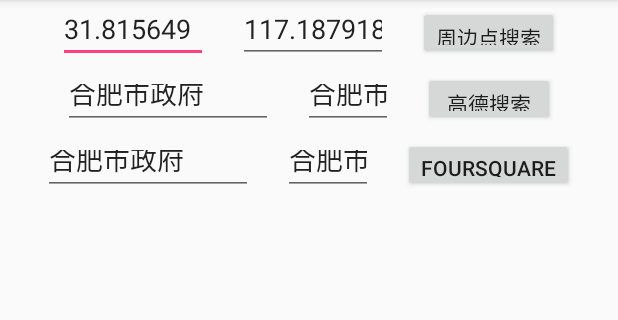
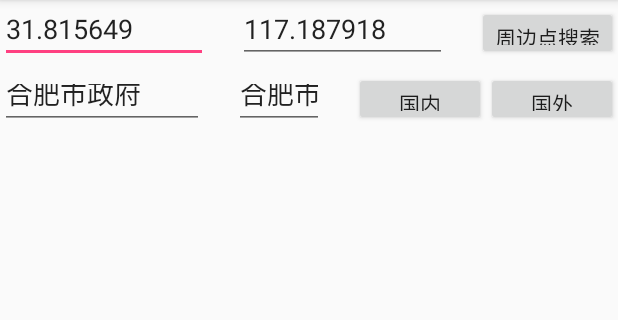
Before and after one commit to bravecheng/GlobalPoi, an Android app: the screen it shows after launch (MainActivity), on a phone screen of 412 x 824 dp, the part 84-404 px from its top. Run offline under Robolectric (Android 15) with nearby library versions, the phone set to English and light mode, and no system bars.

```diff
--- a/example/src/main/java/mobi/chy/globalpoidemo/MainActivity.java
+++ b/example/src/main/java/mobi/chy/globalpoidemo/MainActivity.java
@@ -24,10 +24,7 @@ public class MainActivity extends AppCompatActivity implements GlobalPoiSearch.P
     private Button btnSearch;
     private EditText etKeyword;
     private EditText etCity;
-    private Button btnKeyword;
-    private EditText etKeyword2;
-    private EditText etCity2;
-    private Button btnKeyword2;
+    private Button btnInside, btnOutside;
     private ListView lvPoi;
     GlobalPoiSearch globalPoiSearch;
     PoiListAdapter mAdapter;
@@ -42,11 +39,9 @@ public class MainActivity extends AppCompatActivity implements GlobalPoiSearch.P
 
         etKeyword = findViewById(R.id.et_keyword);
         etCity = findViewById(R.id.et_city);
-        btnKeyword = findViewById(R.id.btn_keyword);
+        btnInside = findViewById(R.id.btn_inside);
+        btnOutside = findViewById(R.id.btn_outside);
 
-        etKeyword2 = findViewById(R.id.et_keyword_2);
-        etCity2 = findViewById(R.id.et_city_2);
-        btnKeyword2 = findViewById(R.id.btn_keyword_2);
         lvPoi = findViewById(R.id.lv_poi);
 
         mAdapter = new PoiListAdapter();
@@ -62,30 +57,30 @@ public class MainActivity extends AppCompatActivity implements GlobalPoiSearch.P
                 try {
                     double lat = Double.parseDouble(etLat.getText().toString());
                     double lng = Double.parseDouble(etLng.getText().toString());
-                    globalPoiSearch.queryLatLng(lat, lng);
+                    globalPoiSearch.queryLatLng(lat, lng, 0);
                 } catch (NumberFormatException e) {
                     Toast.makeText(MainActivity.this, "输入不合法", Toast.LENGTH_LONG).show();
                 }
             }
         });
 
-        btnKeyword.setOnClickListener(new View.OnClickListener() {
+        btnInside.setOnClickListener(new View.OnClickListener() {
             @Override
             public void onClick(View v) {
-                globalPoiSearch.queryAMap(etKeyword.getText().toString(),etCity.getText().toString(), 1);
+                globalPoiSearch.queryAMap(etKeyword.getText().toString(),etCity.getText().toString(), 0);
             }
         });
 
-        btnKeyword2.setOnClickListener(new View.OnClickListener() {
+        btnOutside.setOnClickListener(new View.OnClickListener() {
             @Override
             public void onClick(View v) {
-                globalPoiSearch.queryFoursquare(etKeyword2.getText().toString(),etCity2.getText().toString());
+                globalPoiSearch.queryFoursquare(etKeyword.getText().toString(), etCity.getText().toString());
             }
         });
     }
 
     @Override
-    public void onPoiSearchSuccess(List<GlobalPoi> poiList) {
+    public void onPoiSearchSuccess(int totalCount, List<GlobalPoi> poiList) {
         mAdapter.setItems(poiList);
         lvPoi.setSelection(0);
     }
--- a/example/src/main/res/layout/activity_main.xml
+++ b/example/src/main/res/layout/activity_main.xml
@@ -14,8 +14,9 @@
 
         <EditText
             android:id="@+id/lat"
-            android:layout_width="100dp"
+            android:layout_width="0dp"
             android:layout_height="40dp"
+            android:layout_weight="1.0"
             android:inputType="numberSigned|numberDecimal"
             android:lines="1"
             android:text="31.815649"
@@ -23,8 +24,9 @@
 
         <EditText
             android:id="@+id/lng"
-            android:layout_width="100dp"
+            android:layout_width="0dp"
             android:layout_height="40dp"
+            android:layout_weight="1.0"
             android:layout_marginLeft="20dp"
             android:inputType="numberSigned|numberDecimal"
             android:lines="1"
@@ -49,8 +51,9 @@
 
         <EditText
             android:id="@+id/et_keyword"
-            android:layout_width="140dp"
+            android:layout_width="0dp"
             android:layout_height="40dp"
+            android:layout_weight="1.0"
             android:inputType="text"
             android:text="合肥市政府"
             android:lines="1"
@@ -67,52 +70,23 @@
             android:hint="请输入城市名或者citycode/adcode"/>
 
         <Button
-            android:id="@+id/btn_keyword"
+            android:id="@+id/btn_inside"
             android:layout_width="wrap_content"
             android:layout_height="36dp"
             android:layout_marginLeft="20dp"
-            android:text="高德搜索" />
-    </LinearLayout>
-
-    <LinearLayout
-        android:id="@+id/third"
-        android:layout_width="match_parent"
-        android:layout_height="44dp"
-        android:gravity="center"
-        android:layout_below="@+id/secound"
-        android:orientation="horizontal">
-
-        <EditText
-            android:id="@+id/et_keyword_2"
-            android:layout_width="140dp"
-            android:layout_height="40dp"
-            android:inputType="text"
-            android:text="合肥市政府"
-            android:lines="1"
-            android:hint="请输入搜索关键字"/>
-
-        <EditText
-            android:id="@+id/et_city_2"
-            android:layout_width="60dp"
-            android:layout_height="40dp"
-            android:layout_marginLeft="20dp"
-            android:inputType="text"
-            android:text="合肥市"
-            android:lines="1"
-            android:hint="请输入国家,城市名称"/>
+            android:text="国内" />
 
         <Button
-            android:id="@+id/btn_keyword_2"
+            android:id="@+id/btn_outside"
             android:layout_width="wrap_content"
             android:layout_height="36dp"
-            android:layout_marginLeft="20dp"
-            android:text="Foursquare\n搜索" />
+            android:text="国外" />
     </LinearLayout>
 
     <ListView
         android:id="@+id/lv_poi"
         android:layout_width="match_parent"
         android:layout_height="match_parent"
-        android:layout_below="@+id/third" />
+        android:layout_below="@+id/secound" />
 
 </RelativeLayout>
--- a/globalpoi/src/main/java/mobi/chy/map/globalpoi/util/AMapUtil.java
+++ b/globalpoi/src/main/java/mobi/chy/map/globalpoi/util/AMapUtil.java
@@ -60,7 +60,7 @@ public class AMapUtil {
         return TEXT_URL + treeMapStr(tm);
     }
 
-    public static String getLatLngUrl(double lat, double lng, int radius) {
+    public static String getLatLngUrl(double lat, double lng, int radius, int pageIndex) {
         TreeMap<String, String> tm = new TreeMap<>();
         tm.put("output", "json");
         //主要显示大型地点，例如商场、公司、银行、加油站、大型餐厅、政府机关、医院等等
@@ -71,7 +71,7 @@ public class AMapUtil {
         tm.put("citylimit", "false");
         tm.put("children", "0");
         tm.put("language", "zh-CN");
-        tm.put("page", "1");
+        tm.put("page", "" + (pageIndex +1));
         tm.put("radius", "" + radius);
         tm.put("location", lat + "," + lng);
         tm.put("key", "" + AMAP_KEY);
```
Also changed, not shown: build.gradle (+3 -5 lines), example/build.gradle (+4 -4 lines), example/src/main/AndroidManifest.xml (+0 -11 lines), globalpoi/build.gradle (+4 -4 lines), globalpoi/src/main/java/mobi/chy/map/globalpoi/GlobalPoiSearch.java (+23 -150 lines), globalpoi/src/main/java/mobi/chy/map/globalpoi/util/FoursquareUtil.java (+5 -3 lines), globalpoi/src/main/java/mobi/chy/map/globalpoi/util/GoogleMapUtil.java (deleted, +0 -108 lines).
